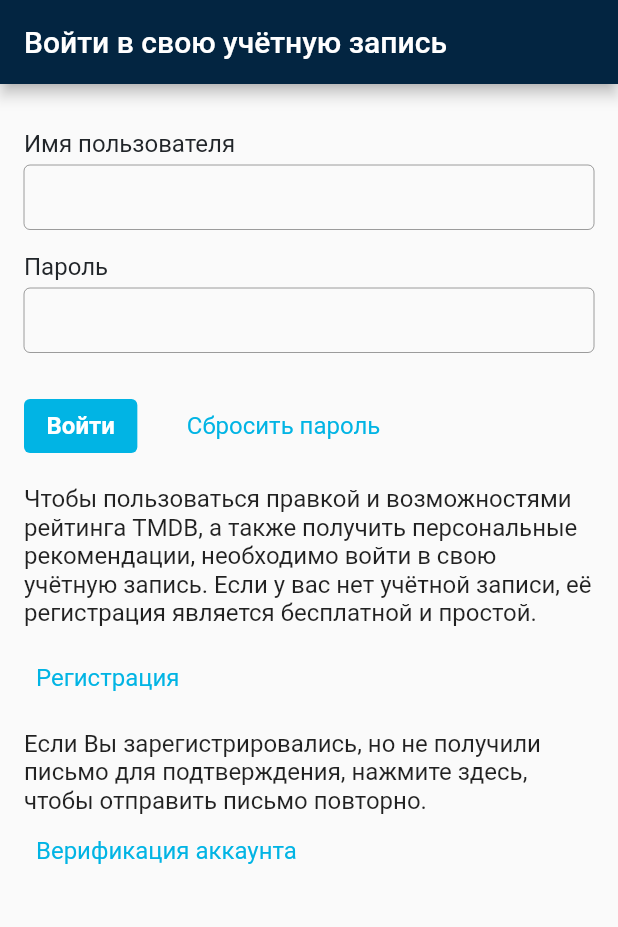
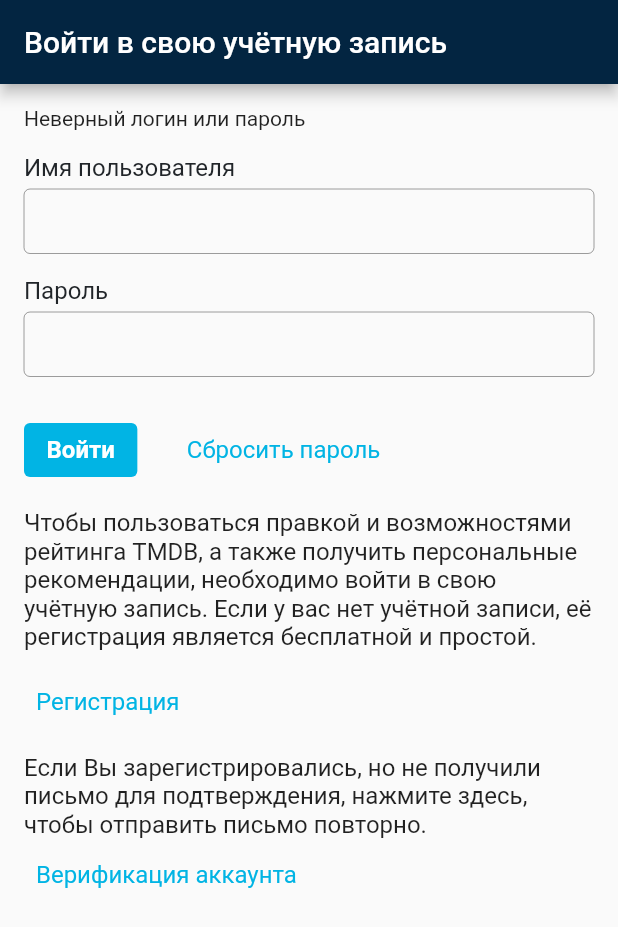
Before and after one commit to denisbrkv/themoviedb_LazyDart, a Flutter app: the screen it shows after launch, after a tap on "Войти", on a phone screen of 412 x 824 dp. Shown: the top 927 px of the screen. Run offline on Flutter 3.47's test engine with Material 2 defaults, Android fonts, the phone set to English and light mode, and no system bars.

Commit message:
add errorText

```diff
--- a/lib/widgets/auth/auth_widget.dart
+++ b/lib/widgets/auth/auth_widget.dart
@@ -1,7 +1,4 @@
-import 'dart:ui';
-
 import 'package:flutter/material.dart';
-
 import '../../Theme/app_button_style.dart';
 
 class AuthWidget extends StatefulWidget {
@@ -75,6 +72,26 @@ class _FormWidget extends StatefulWidget {
 }
 
 class _FormWidgetState extends State<_FormWidget> {
+  final _loginTextController = TextEditingController();
+  final _passwordTextController = TextEditingController();
+  String? errorText = null;
+
+  void _auth() {
+    final login = _loginTextController.text;
+    final password = _passwordTextController.text;
+    if (login == 'admin' && password == 'admin') {
+      errorText = null;
+      print('open app');
+    } else {
+      errorText = 'Неверный логин или пароль';
+    }
+    setState(() {});
+  }
+
+  void _resetPassword() {
+    print('Сброс пароля');
+  }
+
   @override
   Widget build(BuildContext context) {
     final textStyle = const TextStyle(
@@ -87,20 +104,24 @@ class _FormWidgetState extends State<_FormWidget> {
       contentPadding: EdgeInsets.symmetric(horizontal: 10, vertical: 12),
       isCollapsed: true,
     );
-
+    final errorText = this.errorText;
     return Column(
       crossAxisAlignment: CrossAxisAlignment.start,
       children: [
-        SizedBox(height: 30),
+        SizedBox(height: 15),
+        if (errorText != null) Text(errorText),
+        SizedBox(height: 15),
         Text('Имя пользователя', style: textStyle),
         SizedBox(height: 5),
         TextField(
           decoration: textFieldDecoration,
+          controller: _loginTextController,
         ),
         SizedBox(height: 15),
         Text('Пароль', style: textStyle),
         SizedBox(height: 5),
         TextField(
+          controller: _passwordTextController,
           decoration: textFieldDecoration,
         ),
         SizedBox(height: 25),
@@ -108,7 +129,7 @@ class _FormWidgetState extends State<_FormWidget> {
           children: [
             TextButton(
               child: Text('Войти'),
-              onPressed: () {},
+              onPressed: _auth,
               style: ButtonStyle(
                 backgroundColor: MaterialStateProperty.all(colotTextField),
                 foregroundColor: MaterialStateProperty.all(Colors.white),
@@ -121,7 +142,7 @@ class _FormWidgetState extends State<_FormWidget> {
             SizedBox(width: 25),
             TextButton(
               child: Text('Сбросить пароль'),
-              onPressed: () {},
+              onPressed: _resetPassword,
               style: AppButtonStyle.linkbutton,
             ),
           ],
```
